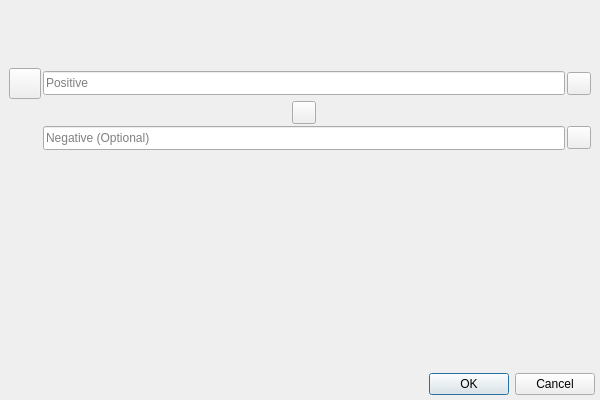
zkovari/plotlyst, file ui/plot_value_editor_dialog.ui: the form before one commit.
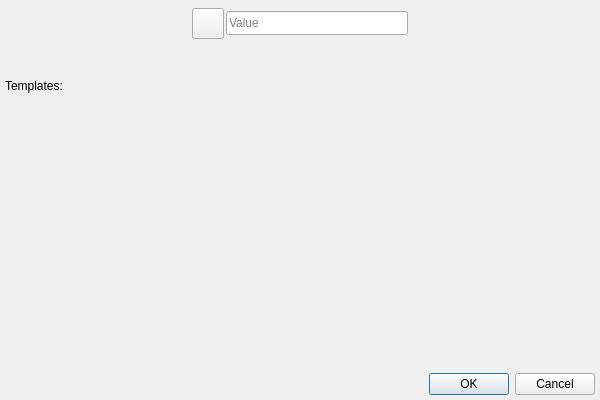
The form after the commit. Custom widgets are drawn as their Qt base class.

Commit message: Renovate story values

```diff
--- a/ui/plot_value_editor_dialog.ui
+++ b/ui/plot_value_editor_dialog.ui
@@ -52,36 +52,10 @@
     </widget>
    </item>
    <item>
-    <widget class="QWidget" name="wdgTemplates" native="true">
-     <property name="sizePolicy">
-      <sizepolicy hsizetype="Expanding" vsizetype="Maximum">
-       <horstretch>0</horstretch>
-       <verstretch>0</verstretch>
-      </sizepolicy>
+    <layout class="QHBoxLayout" name="horizontalLayout">
+     <property name="spacing">
+      <number>2</number>
      </property>
-     <property name="minimumSize">
-      <size>
-       <width>0</width>
-       <height>25</height>
-      </size>
-     </property>
-    </widget>
-   </item>
-   <item>
-    <spacer name="horizontalSpacer_2">
-     <property name="orientation">
-      <enum>Qt::Horizontal</enum>
-     </property>
-     <property name="sizeHint" stdset="0">
-      <size>
-       <width>579</width>
-       <height>32</height>
-      </size>
-     </property>
-    </spacer>
-   </item>
-   <item>
-    <layout class="QGridLayout" name="gridLayout">
      <property name="leftMargin">
       <number>4</number>
      </property>
@@ -94,23 +68,20 @@
      <property name="bottomMargin">
       <number>5</number>
      </property>
-     <property name="spacing">
-      <number>2</number>
-     </property>
-     <item row="2" column="1" alignment="Qt::AlignHCenter">
-      <widget class="QToolButton" name="btnVersusIcon">
-       <property name="focusPolicy">
-        <enum>Qt::NoFocus</enum>
+     <item>
+      <spacer name="horizontalSpacer">
+       <property name="orientation">
+        <enum>Qt::Horizontal</enum>
        </property>
-       <property name="text">
-        <string/>
+       <property name="sizeHint" stdset="0">
+        <size>
+         <width>40</width>
+         <height>20</height>
+        </size>
        </property>
-       <property name="transparent" stdset="0">
-        <bool>true</bool>
-       </property>
-      </widget>
+      </spacer>
      </item>
-     <item row="1" column="0">
+     <item>
       <widget class="SecondaryActionToolButton" name="btnIcon">
        <property name="toolTip">
         <string>Value icon</string>
@@ -123,7 +94,7 @@
        </property>
       </widget>
      </item>
-     <item row="1" column="1">
+     <item>
       <widget class="QLineEdit" name="linePositive">
        <property name="sizePolicy">
         <sizepolicy hsizetype="Expanding" vsizetype="Maximum">
@@ -137,64 +108,71 @@
          <height>24</height>
         </size>
        </property>
+       <property name="maximumSize">
+        <size>
+         <width>300</width>
+         <height>16777215</height>
+        </size>
+       </property>
        <property name="toolTip">
         <string>Positive charge</string>
        </property>
        <property name="placeholderText">
-        <string>Positive</string>
+        <string>Value</string>
        </property>
       </widget>
      </item>
-     <item row="3" column="2">
-      <widget class="QToolButton" name="btnChargeDown">
-       <property name="focusPolicy">
-        <enum>Qt::NoFocus</enum>
+     <item>
+      <spacer name="horizontalSpacer_3">
+       <property name="orientation">
+        <enum>Qt::Horizontal</enum>
        </property>
-       <property name="text">
-        <string/>
-       </property>
-       <property name="transparent" stdset="0">
-        <bool>true</bool>
-       </property>
-      </widget>
-     </item>
-     <item row="1" column="2">
-      <widget class="QToolButton" name="btnChargeUp">
-       <property name="focusPolicy">
-        <enum>Qt::NoFocus</enum>
-       </property>
-       <property name="text">
-        <string/>
-       </property>
-       <property name="transparent" stdset="0">
-        <bool>true</bool>
-       </property>
-      </widget>
-     </item>
-     <item row="3" column="1">
-      <widget class="QLineEdit" name="lineNegative">
-       <property name="sizePolicy">
-        <sizepolicy hsizetype="Expanding" vsizetype="Maximum">
-         <horstretch>0</horstretch>
-         <verstretch>0</verstretch>
-        </sizepolicy>
-       </property>
-       <property name="minimumSize">
+       <property name="sizeHint" stdset="0">
         <size>
-         <width>150</width>
-         <height>24</height>
+         <width>40</width>
+         <height>20</height>
         </size>
        </property>
-       <property name="toolTip">
-        <string>Negative charge</string>
-       </property>
-       <property name="placeholderText">
-        <string>Negative (Optional)</string>
-       </property>
-      </widget>
+      </spacer>
      </item>
     </layout>
    </item>
+   <item>
+    <spacer name="horizontalSpacer_2">
+     <property name="orientation">
+      <enum>Qt::Horizontal</enum>
+     </property>
+     <property name="sizeHint" stdset="0">
+      <size>
+       <width>579</width>
+       <height>32</height>
+      </size>
+     </property>
+    </spacer>
+   </item>
+   <item>
+    <widget class="QLabel" name="lblTemplates">
+     <property name="text">
+      <string>Templates:</string>
+     </property>
+    </widget>
+   </item>
+   <item>
+    <widget class="QWidget" name="wdgTemplates" native="true">
+     <property name="sizePolicy">
+      <sizepolicy hsizetype="Expanding" vsizetype="Maximum">
+       <horstretch>0</horstretch>
+       <verstretch>0</verstretch>
+      </sizepolicy>
+     </property>
+     <property name="minimumSize">
+      <size>
+       <width>0</width>
+       <height>25</height>
+      </size>
+     </property>
+    </widget>
+   </item>
    <item>
     <spacer name="verticalSpacer">
      <property name="orientation">
```
Left out of the diff: 2 changed lines with no effect on the pictures. The commit also changes 2 other files.
